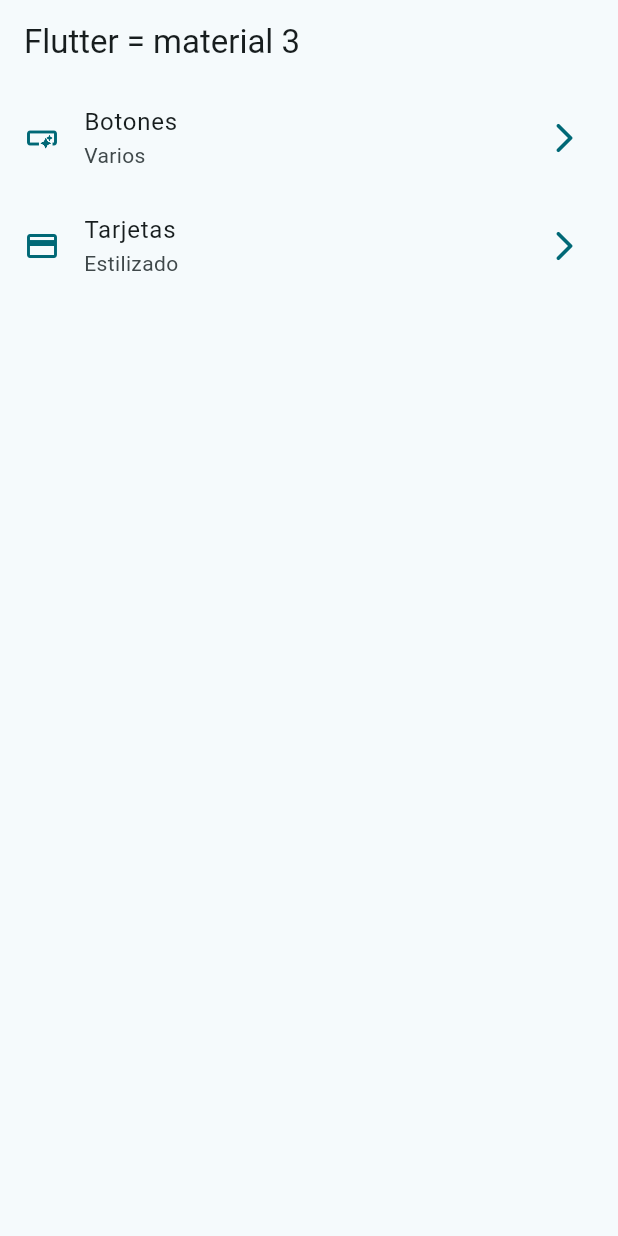
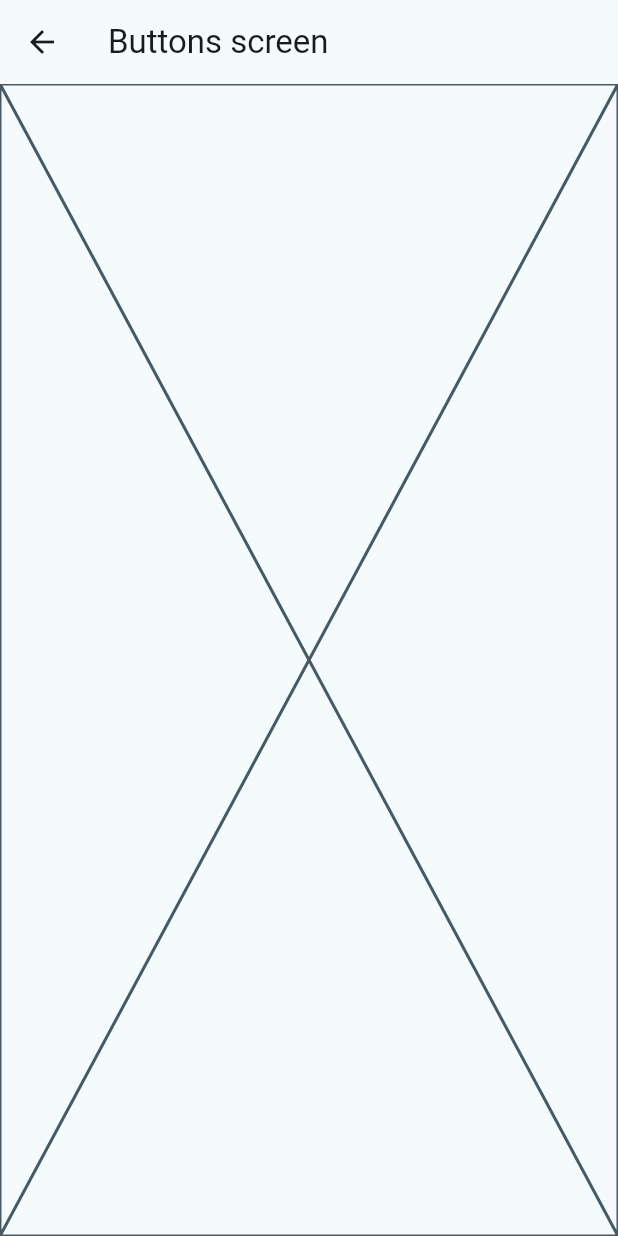
Before and after one commit to Juan211443/Flutter_widgets_app, a Flutter app: the screen it shows after launch, after a tap on "Botones", on a phone screen of 412 x 824 dp. Run offline on Flutter 3.47's test engine with Material 3 defaults, Android fonts, the phone set to English and light mode, and no system bars.

```diff
--- a/lib/main.dart
+++ b/lib/main.dart
@@ -1,5 +1,7 @@
 import 'package:flutter/material.dart';
 import 'package:widgets_app/config/theme/app_theme.dart';
+import 'package:widgets_app/presentation/screens/buttons/buttons_screen.dart';
+import 'package:widgets_app/presentation/screens/cards/cards_screen.dart';
 import 'package:widgets_app/presentation/screens/home/home_screen.dart';
 
 void main() {
@@ -15,6 +17,10 @@ class MainApp extends StatelessWidget {
       debugShowCheckedModeBanner: false,
       theme: AppTheme(selectedColor: 0).getTheme(),
       home: const HomeScreen(),
+      routes: {
+        '/buttons': (context) => const ButtonsScreen(),
+        '/cards': (context) => const CardsScreen(),
+      },
     );
   }
 }
--- /dev/null
+++ b/lib/presentation/screens/buttons/buttons_screen.dart
@@ -0,0 +1,15 @@
+import 'package:flutter/material.dart';
+
+class ButtonsScreen extends StatelessWidget {
+  const ButtonsScreen({super.key});
+
+  @override
+  Widget build(BuildContext context) {
+    return Scaffold(
+      appBar: AppBar(
+        title: const Text('Buttons screen'),
+      ),
+      body: Placeholder(),
+    );
+  }
+}
--- a/lib/presentation/screens/home/home_screen.dart
+++ b/lib/presentation/screens/home/home_screen.dart
@@ -1,5 +1,6 @@
 import 'package:flutter/material.dart';
 import 'package:widgets_app/config/menu/menu_items.dart';
+import 'package:widgets_app/presentation/screens/buttons/buttons_screen.dart';
 
 class HomeScreen extends StatelessWidget {
   const HomeScreen({super.key});
@@ -39,11 +40,14 @@ class _CustomListTitle extends StatelessWidget {
 
     return ListTile(
       leading: Icon(menuItem.icon, color: colors.primary),
-      trailing: Icon(Icons.arrow_forward_ios_rounded, color: colors.primary,),
+      trailing: Icon(Icons.arrow_forward_ios_rounded, color: colors.primary),
       title: Text(menuItem.tittle),
       subtitle: Text(menuItem.subTittle),
-      onTap: (){
-        //TODO: Navigation
+      onTap: () {
+        // Navigator.of(
+        //   context,
+        // ).push(MaterialPageRoute(builder: (context) => const ButtonsScreen()));
+        Navigator.pushNamed(context, menuItem.link);
       },
     );
   }
```
Also changed, not shown: lib/presentation/screens/cards/cards_screen.dart (added, +13 -0 lines).
